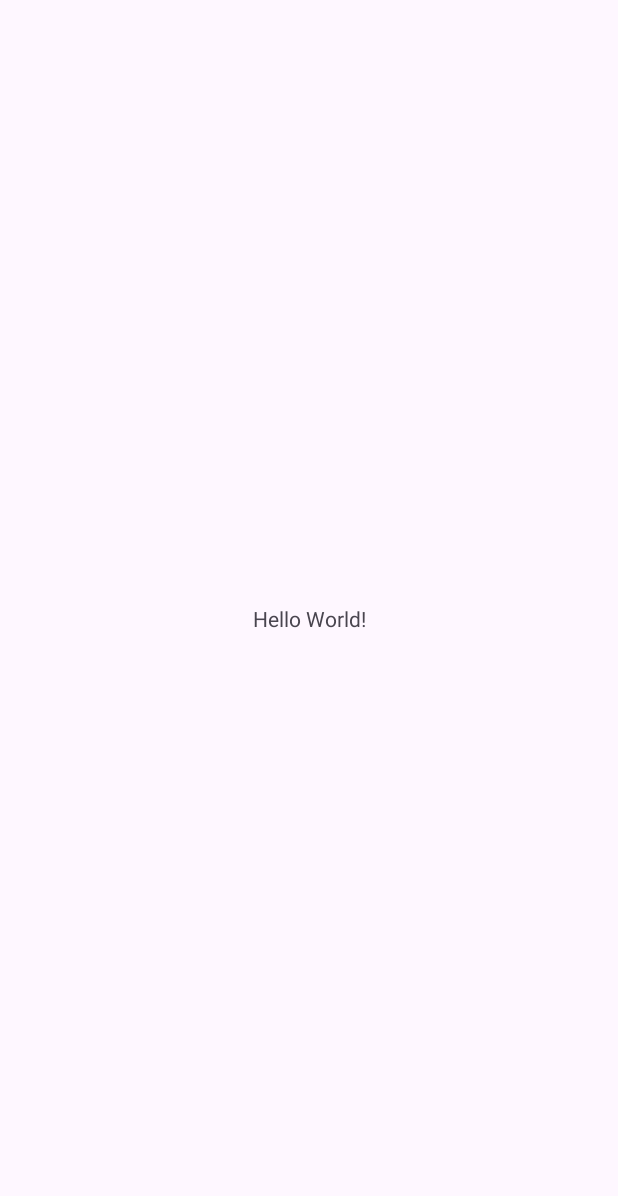
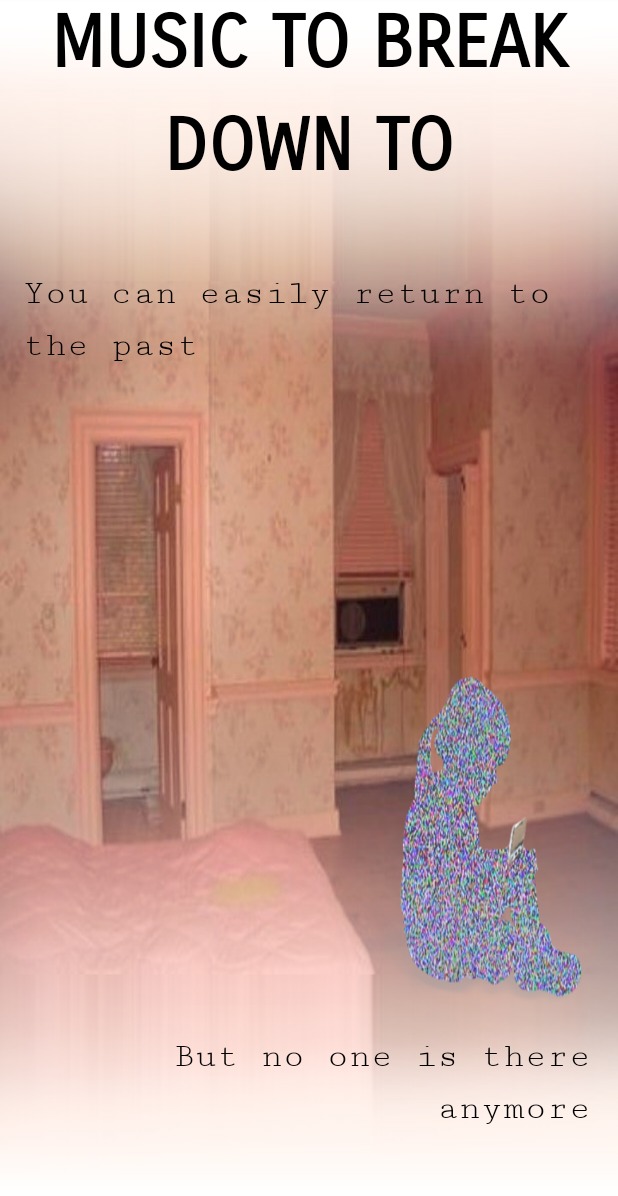
Before and after one commit to Bsmith179/chp_6_assignment, an Android app: the screen it shows after launch (MainActivity before the commit, SplashActivity after it), on a phone screen of 412 x 824 dp. Before the commit the part shown is almost empty. Shown: the top 1196 px of the screen. Run offline under Robolectric (Android 15) with nearby library versions, the phone set to English and light mode, and no system bars.

Commit message:
Finished splash screen

```diff
--- a/app/src/main/AndroidManifest.xml
+++ b/app/src/main/AndroidManifest.xml
@@ -12,13 +12,19 @@
         android:supportsRtl="true"
         android:theme="@style/Theme.Lab6_Bsmith1791">
         <activity
+            android:name=".SplashActivity"
+            android:exported="true" >
+        <intent-filter>
+            <action android:name="android.intent.action.MAIN" />
+
+            <category android:name="android.intent.category.LAUNCHER" />
+        </intent-filter>
+        </activity>
+
+        <activity
             android:name=".MainActivity"
             android:exported="true">
-            <intent-filter>
-                <action android:name="android.intent.action.MAIN" />
 
-                <category android:name="android.intent.category.LAUNCHER" />
-            </intent-filter>
         </activity>
     </application>
 
--- /dev/null
+++ b/app/src/main/java/com/example/lab6_bsmith179_1/SplashActivity.java
@@ -0,0 +1,24 @@
+package com.example.lab6_bsmith179_1;
+
+import android.os.Bundle;
+
+import androidx.activity.EdgeToEdge;
+import androidx.appcompat.app.AppCompatActivity;
+import androidx.core.graphics.Insets;
+import androidx.core.view.ViewCompat;
+import androidx.core.view.WindowInsetsCompat;
+
+public class SplashActivity extends AppCompatActivity {
+
+    @Override
+    protected void onCreate(Bundle savedInstanceState) {
+        super.onCreate(savedInstanceState);
+        EdgeToEdge.enable(this);
+        setContentView(R.layout.activity_splash);
+        ViewCompat.setOnApplyWindowInsetsListener(findViewById(R.id.main), (v, insets) -> {
+            Insets systemBars = insets.getInsets(WindowInsetsCompat.Type.systemBars());
+            v.setPadding(systemBars.left, systemBars.top, systemBars.right, systemBars.bottom);
+            return insets;
+        });
+    }
+}
--- /dev/null
+++ b/app/src/main/res/layout/activity_splash.xml
@@ -0,0 +1,68 @@
+<?xml version="1.0" encoding="utf-8"?>
+<androidx.constraintlayout.widget.ConstraintLayout xmlns:android="http://schemas.android.com/apk/res/android"
+    xmlns:app="http://schemas.android.com/apk/res-auto"
+    xmlns:tools="http://schemas.android.com/tools"
+    android:id="@+id/main"
+    android:layout_width="match_parent"
+    android:layout_height="match_parent"
+    android:background="#FFFFFF"
+    tools:context=".SplashActivity">
+
+    <TextView
+        android:id="@+id/tvTitle"
+        android:layout_width="wrap_content"
+        android:layout_height="0dp"
+        android:background="@drawable/splash"
+        android:fontFamily="sans-serif-smallcaps"
+        android:gravity="center|top"
+        android:includeFontPadding="true"
+        android:lineSpacingExtra="12sp"
+        android:text="@string/tvSplash"
+        android:textAlignment="center"
+        android:textAllCaps="true"
+        android:textColor="@color/black"
+        android:textSize="48sp"
+        android:textStyle="bold"
+        android:typeface="sans"
+        app:layout_constraintBottom_toBottomOf="parent"
+        app:layout_constraintEnd_toEndOf="parent"
+        app:layout_constraintHorizontal_bias=".5"
+        app:layout_constraintStart_toStartOf="parent"
+        app:layout_constraintTop_toTopOf="parent"
+        app:layout_constraintVertical_bias="0.333" />
+
+    <TextView
+        android:id="@+id/tvTag1"
+        android:layout_width="382dp"
+        android:layout_height="69dp"
+        android:fontFamily="serif-monospace"
+        android:lineSpacingExtra="8sp"
+        android:text="@string/tvTag1"
+        android:textAlignment="textStart"
+        android:textColor="@color/black"
+        android:textSize="24sp"
+        app:layout_constraintBottom_toBottomOf="parent"
+        app:layout_constraintEnd_toEndOf="parent"
+        app:layout_constraintHorizontal_bias=".5"
+        app:layout_constraintStart_toStartOf="parent"
+        app:layout_constraintTop_toTopOf="parent"
+        app:layout_constraintVertical_bias="0.241" />
+
+    <TextView
+        android:id="@+id/tvTag2"
+        android:layout_width="375dp"
+        android:layout_height="70dp"
+        android:fontFamily="serif-monospace"
+        android:lineSpacingExtra="8sp"
+        android:text="@string/tvTag2"
+        android:textAlignment="textEnd"
+        android:textAllCaps="false"
+        android:textAppearance="@style/TextAppearance.AppCompat.Display3"
+        android:textColor="@color/black"
+        android:textSize="24sp"
+        app:layout_constraintBottom_toBottomOf="parent"
+        app:layout_constraintEnd_toEndOf="parent"
+        app:layout_constraintStart_toStartOf="parent"
+        app:layout_constraintTop_toTopOf="parent"
+        app:layout_constraintVertical_bias="0.916" />
+</androidx.constraintlayout.widget.ConstraintLayout>
--- a/app/src/main/res/values/strings.xml
+++ b/app/src/main/res/values/strings.xml
@@ -1,3 +1,10 @@
 <resources>
     <string name="app_name">Lab6_Bsmith179-1</string>
+    <string name="tvSplash">Music To Break Down To</string>
+    <string name="sad">Depression Meme of a salesman trying to sell a man a water heater with the text \"Salesman: *Slaps top of water heater* With this bad boy you can cry on the shower floor for 45 minutes straight\"</string>
+    <string name="cats">Depression Meme of skeleton cuddling 3 orange cats with the text \"When you\'re dead inside and sick of life but at least there are cats\"</string>
+    <string name="btSad">PLAY SAD SONG</string>
+    <string name="btCats">PLAY CATS SONG</string>
+    <string name="tvTag1">You can easily return to the past</string>
+    <string name="tvTag2">But no one is there anymore</string>
 </resources>
```
Also changed, not shown: app/src/main/res/drawable/cats.jpg (added), app/src/main/res/drawable/sad.jpg (added), app/src/main/res/drawable/splash.png (added).
